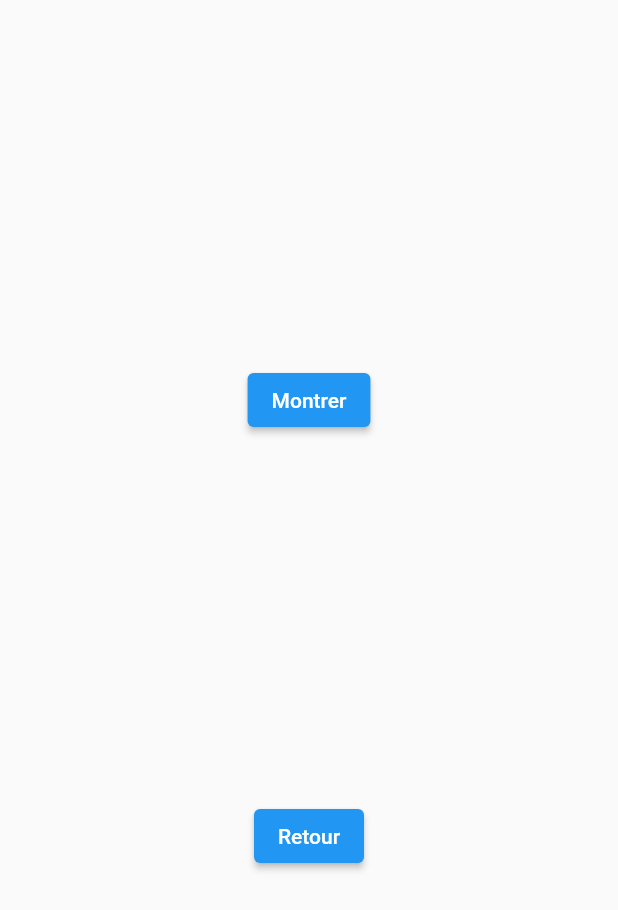
After one commit to Kaidev21/pop_up_and_nav, a Flutter app: the screen it shows after launch, after a tap on "Passer à la page suivante", on a phone screen of 412 x 824 dp. The commit adds this screen. Shown: the top 910 px of the screen. Run offline on Flutter 3.47's test engine with Material 2 defaults, Android fonts, the light colour scheme and no system bars.

Commit message:
Fin de la section pop un & navigator

```diff
--- a/lib/main.dart
+++ b/lib/main.dart
@@ -1,4 +1,6 @@
 import 'package:flutter/material.dart';
+
+import 'next.dart';
 
 void main() {
   runApp(const MyApp());
@@ -48,11 +50,28 @@ class _MyHomePageState extends State<MyHomePage> {
           mainAxisAlignment: MainAxisAlignment.center,
           children: <Widget>[
              ElevatedButton(
-                onPressed: () {
-                  showMyDialog(alert: createAlert());
+                onPressed: ( ()=> showMyDialog(dialog: createAlert())),
+                child: Text("Montrer une Alerte")
+            ),
+            Divider(),
+            ElevatedButton(
+              onPressed: () {
+                showMyDialog(dialog: createSimple());
+              },
+              child: Text("Montrer simple"),
+            ),
+            Divider(),
+            ElevatedButton(
+                onPressed: (){
+                  final nextPage = Next(color: appBarColor);
+                  Navigator.of(context).push(
+                      MaterialPageRoute(builder: (BuildContext ctx) {
+                        return nextPage;
+                      })
+                  );
                 },
-                child: Text("Montrer une Alerte")
-            )
+                child: Text("Passer à la page suivante")
+            ),
           ],
         ),
       ),
@@ -108,6 +127,7 @@ class _MyHomePageState extends State<MyHomePage> {
            },
            child: Text("OK")
        ),
+
        TextButton(
            onPressed: (){
              Navigator.of(context).pop();
@@ -122,12 +142,39 @@ class _MyHomePageState extends State<MyHomePage> {
    );;
   }
 
-  Future<void> showMyDialog({required AlertDialog alert}) async{
+  Future<void> showMyDialog({required Widget dialog}) async{
    await showDialog(
         context: context,
         barrierDismissible: false,
         builder: (BuildContext ctx) {
-          return alert;
+          return dialog;
         });
   }
+
+  SimpleDialog createSimple() {
+    final simple = SimpleDialog(
+      title: Text("Je suis un simple dialog"),
+      elevation: 15,
+      children: [
+        Icon(Icons.group, color: appBarColor, size: 35,),
+        Text("Je suis comme une colonnne"),
+        Divider(),
+        Text("Mais je suis dans un pop up"),
+        Divider(),
+        option()
+      ],
+    );
+
+    return simple;
+  }
+
+  SimpleDialogOption option() {
+    return SimpleDialogOption(
+      onPressed: (){
+        Navigator.of(context).pop();
+      },
+      child: Text("OK"),
+    );
+  }
+
 }
--- /dev/null
+++ b/lib/next.dart
@@ -0,0 +1,41 @@
+import 'package:flutter/material.dart';
+
+class Next extends StatefulWidget {
+  final color;
+
+  Next({required this.color});
+
+  @override
+  NextState createState() => NextState();
+}
+
+class NextState extends State<Next> {
+  bool showApp = false;
+  @override
+  Widget build(BuildContext context) {
+    return Scaffold(
+      appBar: (showApp) ? AppBar(
+        title: Text('Nouvelle page'),
+        backgroundColor: widget.color,
+      ) : null,
+      body:  Center(
+        child: Column(
+          mainAxisSize: MainAxisSize.max,
+          mainAxisAlignment: MainAxisAlignment.spaceEvenly,
+          children: [
+            ElevatedButton(
+                onPressed: (){
+              setState(() {
+                showApp = !showApp;
+              });
+            },
+                child: Text((showApp) ? "Cacher" : "Montrer")
+            ),
+            ElevatedButton(onPressed: (() => Navigator.of(context).pop()),
+                child: const Text("Retour"))
+          ],
+        )
+      ),
+    );
+  }
+}
```
